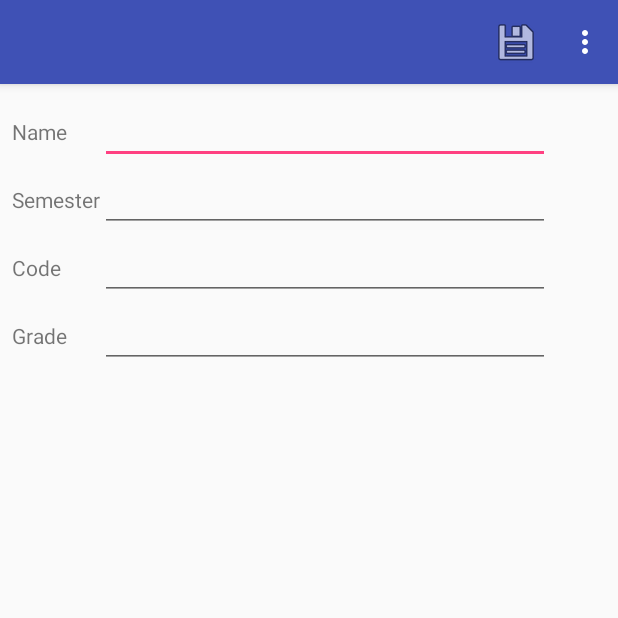
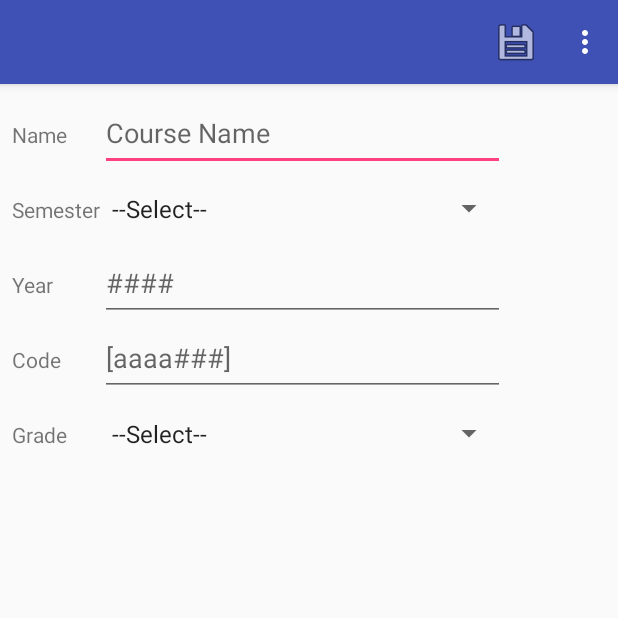
Before and after one commit to jlyons014/MyGrades, an Android app: the UpdateCourse screen opened directly, with no data from a screen before it, on a phone screen of 412 x 824 dp, the top half of it. Run offline under Robolectric (Android 15) with nearby library versions, the phone set to English and light mode, and no system bars; 7 statements that could not run were skipped.

Commit message:
Completed validation for codeEditText. Added year to updateSelectedCourse in DBHandler. Updated UpdateCourse java file to reflect year and spinner changes. Added hints to content_create_course for user QoL. Updated content_update_course to reflect year and spinner changes.

```diff
--- a/app/src/main/java/com/example/joe/mygrades/DBHandler.java
+++ b/app/src/main/java/com/example/joe/mygrades/DBHandler.java
@@ -290,7 +290,7 @@ public class DBHandler extends SQLiteOpenHelper {
         db.close();
     }
 
-    public void updateSelectedCourse(int id, String name, String semester, String code, String grade) {
+    public void updateSelectedCourse(int id, String name, String semester, String year, String code, String grade) {
         //get writeable reference to mygrades database
         SQLiteDatabase db = getWritableDatabase();
 
@@ -298,6 +298,7 @@ public class DBHandler extends SQLiteOpenHelper {
         ContentValues cv = new ContentValues();
         cv.put("name",name);
         cv.put("semester", semester);
+        cv.put("year", year);
         cv.put("code", code);
         cv.put("grade", grade);
 
--- a/app/src/main/java/com/example/joe/mygrades/UpdateCourse.java
+++ b/app/src/main/java/com/example/joe/mygrades/UpdateCourse.java
@@ -6,10 +6,15 @@ import android.support.design.widget.FloatingActionButton;
 import android.support.design.widget.Snackbar;
 import android.support.v7.app.AppCompatActivity;
 import android.support.v7.widget.Toolbar;
+import android.text.Editable;
+import android.text.TextWatcher;
+import android.text.method.DigitsKeyListener;
 import android.view.Menu;
 import android.view.MenuItem;
 import android.view.View;
+import android.widget.ArrayAdapter;
 import android.widget.EditText;
+import android.widget.Spinner;
 import android.widget.Toast;
 
 
@@ -20,8 +25,13 @@ public class UpdateCourse extends AppCompatActivity {
     // Declare editTexts - used to reference the EditTexts in the resource file
     EditText nameEditText;
     EditText semesterEditText;
+    EditText yearEditText;
     EditText codeEditText;
     EditText gradeEditText;
+
+    // Spinner for Semester and Code
+    Spinner spinner1;
+    Spinner spinner2;
 
     //declare an intent
     Intent intent;
@@ -59,24 +69,72 @@ public class UpdateCourse extends AppCompatActivity {
         // Declare and Initialize variables to hold Course details
         String courseName = dbHandler.getColumnCourseName((int)id);
         String courseSemester = dbHandler.getColumnCourseSemester((int)id);
+        String courseYear = dbHandler.getColumnCourseYear((int)id);
         String courseCode = dbHandler.getColumnCourseCode((int)id);
         String courseGrade = dbHandler.getColumnCourseGrade((int)id);
+
+        spinner1 = (Spinner) findViewById(R.id.spinnerSemester);
+        spinner2 = (Spinner) findViewById(R.id.spinnerGrade);
+
+        // Create an ArrayAdapter using the string array and a default spinner layout
+        ArrayAdapter<CharSequence> adapter1 = ArrayAdapter.createFromResource(this,
+                R.array.semester_array, android.R.layout.simple_spinner_item);
+        // Specify the layout to use when the list of choices appears
+        adapter1.setDropDownViewResource(android.R.layout.simple_spinner_dropdown_item);
+        // Apply the adapter to the spinner
+        spinner1.setAdapter(adapter1);
+
+        // Create an ArrayAdapter using the string array and a default spinner layout
+        ArrayAdapter<CharSequence> adapter2 = ArrayAdapter.createFromResource(this,
+                R.array.grade_array, android.R.layout.simple_spinner_item);
+        // Specify the layout to use when the list of choices appears
+        adapter2.setDropDownViewResource(android.R.layout.simple_spinner_dropdown_item);
+        // Apply the adapter to the spinner
+        spinner2.setAdapter(adapter2);
 
         // Set name of course in its EditText
         EditText setname = findViewById(R.id.nameEditText);
         setname.setText(courseName);
 
-        // Set semester of course in its EditText
-        EditText setsemester = findViewById(R.id.semesterEditText);
-        setsemester.setText(courseSemester);
+        // Set semester of course in its spinner
+        spinner1.setSelection(adapter1.getPosition(courseSemester));
+        //setsemester.setText(courseSemester);
+
+        // Set year of course in its EditText
+        EditText setyear = findViewById(R.id.yearEditText);
+        setyear.setText(courseYear);
 
         // Set code of course in its EditText
-        EditText setcode = findViewById(R.id.codeEditText);
+        final EditText setcode = findViewById(R.id.codeEditText);
         setcode.setText(courseCode);
 
-        // Set grade of course in its EditText
-        EditText setgrade = findViewById(R.id.gradeEditText);
-        setgrade.setText(courseGrade);
+        // Set grade of course in its spinner
+        spinner2.setSelection(adapter2.getPosition(courseGrade));
+
+        setcode.addTextChangedListener(new TextWatcher() {
+            @Override
+            public void beforeTextChanged(CharSequence s, int start, int count, int after) {
+
+            }
+
+            @Override
+            public void onTextChanged(CharSequence s, int start, int before, int count) {
+
+            }
+
+            @Override
+            public void afterTextChanged(Editable s) {
+                //String text;
+                if(setcode.getSelectionStart() < 4){
+                    setcode.setKeyListener(DigitsKeyListener.getInstance("abcdefghijklmnopqrstuvwxyzABCDEFGHIJKLMNOPQRSTUVWXYZ"));
+                    //text = codeEditText.getText().toString();
+                    //text = text.toUpperCase();
+                    //codeEditText.setText(text);
+                }else{
+                    setcode.setKeyListener(DigitsKeyListener.getInstance("0123456789"));
+                }
+            }
+        });
     };
 
     public boolean onOptionsItemSelected(MenuItem item) {
@@ -137,17 +195,24 @@ public class UpdateCourse extends AppCompatActivity {
 
         // Initialize EditTexts
         nameEditText = (EditText) findViewById(R.id.nameEditText);
-        semesterEditText = (EditText) findViewById(R.id.semesterEditText);
+        //semesterEditText = (EditText) findViewById(R.id.semesterEditText);
+        yearEditText = (EditText) findViewById(R.id.yearEditText);
         codeEditText = (EditText) findViewById(R.id.codeEditText);
-        gradeEditText = (EditText) findViewById(R.id.gradeEditText);
+        //gradeEditText = (EditText) findViewById(R.id.gradeEditText);
+
+        spinner1 = (Spinner) findViewById(R.id.spinnerSemester);
+        spinner2 = (Spinner) findViewById(R.id.spinnerGrade);
 
         String name = nameEditText.getText().toString();
-        String semester = semesterEditText.getText().toString();
+        //String semester = semesterEditText.getText().toString();
+        String semester = spinner1.getSelectedItem().toString();
+        String year = yearEditText.getText().toString();
         String code = codeEditText.getText().toString();
-        String grade = gradeEditText.getText().toString();
+        //String grade = gradeEditText.getText().toString();
+        String grade = spinner2.getSelectedItem().toString();
 
         //call DBHandler method to update selected course from the course list
-        dbHandler.updateSelectedCourse((int) id, name, semester, code, grade);
+        dbHandler.updateSelectedCourse((int) id, name, semester, year, code, grade);
         Toast.makeText(this, "Course has been updated!", Toast.LENGTH_LONG).show();
 
         // returns to Main Activity if Course is updated
--- a/app/src/main/res/layout/content_create_course.xml
+++ b/app/src/main/res/layout/content_create_course.xml
@@ -33,6 +33,7 @@
                 android:layout_height="50dp"
                 android:width="200dp"
                 android:ems="10"
+                android:hint="Course Name"
                 android:inputType="textPersonName|textCapWords"
                 android:maxLength="25" />
 
@@ -71,6 +72,7 @@
                 android:layout_width="wrap_content"
                 android:layout_height="50dp"
                 android:ems="10"
+                android:hint="####"
                 android:inputType="number"
                 android:maxLength="4" />
         </TableRow>
@@ -90,9 +92,10 @@
                 android:layout_width="wrap_content"
                 android:layout_height="50dp"
                 android:capitalize="characters"
+                android:digits="abcdefghijklmnopqrstuvwxyzABCDEFGHIJKLMNOPQRSTUVWXYZ"
                 android:ems="10"
+                android:hint="[aaaa###]"
                 android:inputType="textCapCharacters"
-                android:digits="abcdefghijklmnopqrstuvwxyzABCDEFGHIJKLMNOPQRSTUVWXYZ"
                 android:maxLength="7" />
         </TableRow>
 
--- a/app/src/main/res/layout/content_update_course.xml
+++ b/app/src/main/res/layout/content_update_course.xml
@@ -7,6 +7,7 @@
     app:layout_behavior="@string/appbar_scrolling_view_behavior"
     tools:context=".UpdateCourse"
     tools:showIn="@layout/activity_update_course">
+
     <TableLayout
         android:layout_width="368dp"
         android:layout_height="439dp"
@@ -28,11 +29,14 @@
 
             <EditText
                 android:id="@+id/nameEditText"
-                android:layout_width="wrap_content"
-                android:layout_height="wrap_content"
-                android:width="300dp"
+                android:layout_width="270dp"
+                android:layout_height="50dp"
+                android:width="200dp"
                 android:ems="10"
-                android:inputType="none" />
+                android:hint="Course Name"
+                android:inputType="textPersonName|textCapWords"
+                android:maxLength="25" />
+
         </TableRow>
 
         <TableRow
@@ -45,12 +49,32 @@
                 android:layout_height="wrap_content"
                 android:text="@string/semester" />
 
-            <EditText
-                android:id="@+id/semesterEditText"
+            <Spinner
+                android:id="@+id/spinnerSemester"
+
+                android:layout_width="221dp"
+                android:layout_height="50dp" />
+
+        </TableRow>
+
+        <TableRow
+            android:layout_width="match_parent"
+            android:layout_height="match_parent">
+
+            <TextView
+                android:id="@+id/yearTextView"
                 android:layout_width="wrap_content"
                 android:layout_height="wrap_content"
+                android:text="Year" />
+
+            <EditText
+                android:id="@+id/yearEditText"
+                android:layout_width="wrap_content"
+                android:layout_height="50dp"
                 android:ems="10"
-                android:inputType="none" />
+                android:hint="####"
+                android:inputType="number"
+                android:maxLength="4" />
         </TableRow>
 
         <TableRow
@@ -66,9 +90,13 @@
             <EditText
                 android:id="@+id/codeEditText"
                 android:layout_width="wrap_content"
-                android:layout_height="wrap_content"
+                android:layout_height="50dp"
+                android:capitalize="characters"
+                android:digits="abcdefghijklmnopqrstuvwxyzABCDEFGHIJKLMNOPQRSTUVWXYZ"
                 android:ems="10"
-                android:inputType="none" />
+                android:hint="[aaaa###]"
+                android:inputType="textCapCharacters"
+                android:maxLength="7" />
         </TableRow>
 
         <TableRow
@@ -81,12 +109,11 @@
                 android:layout_height="wrap_content"
                 android:text="@string/grade" />
 
-            <EditText
-                android:id="@+id/gradeEditText"
-                android:layout_width="wrap_content"
-                android:layout_height="wrap_content"
-                android:ems="10"
-                android:inputType="none" />
+            <Spinner
+                android:id="@+id/spinnerGrade"
+                android:layout_width="match_parent"
+                android:layout_height="50dp" />
+
         </TableRow>
 
     </TableLayout>
```
Also changed, not shown: app/src/main/java/com/example/joe/mygrades/CreateCourse.java (+7 -13 lines).
